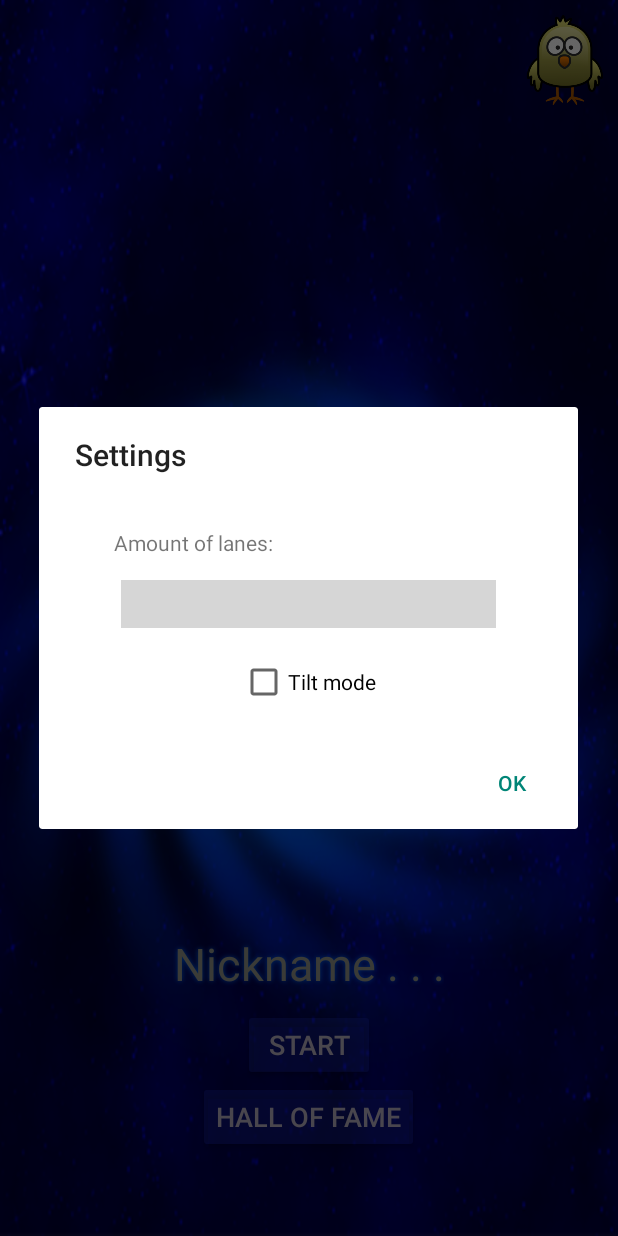
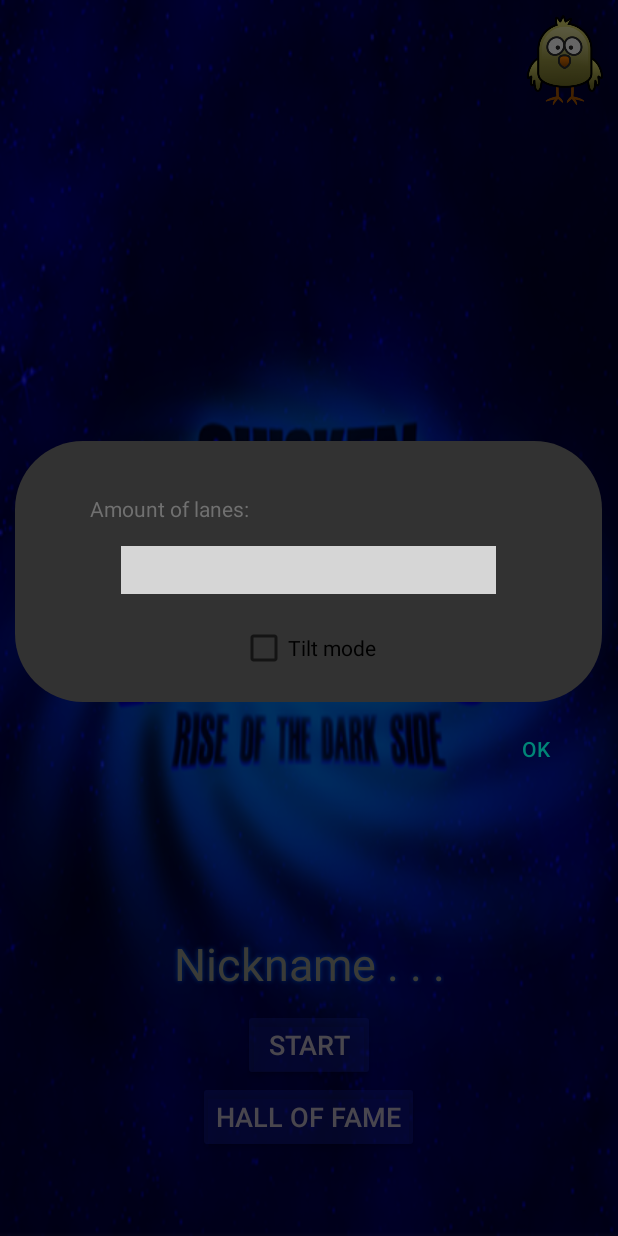
Before and after one commit to S3Stellar/ChickenInvaders, an Android app: the screen it shows after launch (LoginActivity), after a tap on an icon or button, on a phone screen of 412 x 824 dp. Run offline under Robolectric (Android 15) with nearby library versions, the phone set to English and light mode, and no system bars; libraries missing offline, so code that uses them is left out: com.github.florent37.androidslidr, hari.bounceview; plain views replace Slidr; 13 statements that could not run were skipped; grey boxes are pictures that could not be loaded.

Commit message:
Small fixes/ settings dialog changed/ full screen (hide navigation on dialog)/ fixed tilt resume

```diff
--- a/app/src/main/java/com/naorfarag/chickeninvaders/ChickenInvadersView.java
+++ b/app/src/main/java/com/naorfarag/chickeninvaders/ChickenInvadersView.java
@@ -468,6 +468,8 @@ public class ChickenInvadersView extends SurfaceView implements Runnable {
                     break;
             }
         }
+        if(isTilt && paused)
+            paused=false;
         if (gameOver && motionEvent.getAction() == MotionEvent.ACTION_DOWN) {
             stopMusic();
             pause();
--- a/app/src/main/java/com/naorfarag/chickeninvaders/SettingsDialog.java
+++ b/app/src/main/java/com/naorfarag/chickeninvaders/SettingsDialog.java
@@ -4,9 +4,13 @@ import android.app.AlertDialog;
 import android.app.Dialog;
 import android.content.Context;
 import android.content.DialogInterface;
+import android.graphics.Color;
+import android.graphics.drawable.ColorDrawable;
 import android.os.Bundle;
 import android.view.LayoutInflater;
 import android.view.View;
+import android.view.Window;
+import android.view.WindowManager;
 import android.widget.CheckBox;
 
 import androidx.annotation.NonNull;
@@ -17,6 +21,8 @@ import com.github.florent37.androidslidr.Slidr;
 
 import java.util.Objects;
 
+import hari.bounceview.BounceView;
+
 public class SettingsDialog extends AppCompatDialogFragment {
 
     private DialogListener listener;
@@ -24,6 +30,15 @@ public class SettingsDialog extends AppCompatDialogFragment {
     private CheckBox checkBox;
     private int progress;
     private Slidr slidr;
+
+    private Dialog dialog;
+    static int ui_flags =
+            View.SYSTEM_UI_FLAG_HIDE_NAVIGATION |
+                    View.SYSTEM_UI_FLAG_LAYOUT_HIDE_NAVIGATION |
+                    View.SYSTEM_UI_FLAG_FULLSCREEN |
+                    View.SYSTEM_UI_FLAG_LAYOUT_STABLE |
+                    View.SYSTEM_UI_FLAG_IMMERSIVE_STICKY |
+                    View.SYSTEM_UI_FLAG_LAYOUT_FULLSCREEN;
 
     @NonNull
     @Override
@@ -33,7 +48,6 @@ public class SettingsDialog extends AppCompatDialogFragment {
         View view = inflater.inflate(R.layout.settings_layout, null);
 
         builder.setView(view)
-                .setTitle(Finals.SETTINGS_TITLE)
                 .setPositiveButton(Finals.OK, new DialogInterface.OnClickListener() {
                     @Override
                     public void onClick(DialogInterface dialogInterface, int i) {
@@ -46,8 +60,31 @@ public class SettingsDialog extends AppCompatDialogFragment {
         checkBox = view.findViewById(R.id.checkBox);
         slidr = view.findViewById(R.id.seekbarSlider);
         createSeekBar();
-        return builder.create();
+
+        dialog = builder.create();
+        if (dialog != null && dialog.getWindow() != null) {
+            dialog.getWindow().setBackgroundDrawable(new ColorDrawable(Color.TRANSPARENT));
+            dialog.getWindow().requestFeature(Window.FEATURE_NO_TITLE);
+            BounceView.addAnimTo(dialog);
+
+            dialog.getWindow().
+                    setFlags(WindowManager.LayoutParams.FLAG_NOT_FOCUSABLE,
+                            WindowManager.LayoutParams.FLAG_NOT_FOCUSABLE);
+
+            // Set full-sreen mode (immersive sticky):
+            dialog.getWindow().getDecorView().setSystemUiVisibility(ui_flags);
+
+            // Show the alertDialog:
+            dialog.show();
+
+            // Set dialog focusable so we can avoid touching outside:
+            dialog.getWindow().
+                    clearFlags(WindowManager.LayoutParams.FLAG_NOT_FOCUSABLE);
+
+        }
+        return dialog;
     }
+
 
     private void createSeekBar() {
         slidr.setTextFormatter(new Slidr.TextFormatter() {
--- /dev/null
+++ b/app/src/main/res/drawable/dialog_rounded_bg.xml
@@ -0,0 +1,6 @@
+<?xml version="1.0" encoding="utf-8"?>
+<shape xmlns:android="http://schemas.android.com/apk/res/android"
+    android:shape="rectangle">
+    <solid android:color="@android:color/secondary_text_light" />
+    <corners android:radius="45dp" />
+</shape>
--- a/app/src/main/res/drawable/map_rounded_corner_overlay.xml
+++ b/app/src/main/res/drawable/map_rounded_corner_overlay.xml
@@ -1,6 +1,6 @@
 <?xml version="1.0" encoding="UTF-8"?>
 <shape xmlns:android="http://schemas.android.com/apk/res/android">
-    <stroke android:width="1dp"
+    <stroke android:width="2dp"
         android:color="@android:color/white" />
     <corners android:radius="5dp"/>
 </shape>
--- a/app/src/main/res/layout/activity_high_score.xml
+++ b/app/src/main/res/layout/activity_high_score.xml
@@ -101,7 +101,7 @@
     </RelativeLayout>
 
     <Button
-        android:id="@+id/startButton"
+        android:id="@+id/backButton"
         android:layout_width="wrap_content"
         android:layout_height="wrap_content"
         android:layout_marginBottom="5dp"
--- a/app/src/main/res/layout/settings_layout.xml
+++ b/app/src/main/res/layout/settings_layout.xml
@@ -3,7 +3,8 @@
     android:layout_width="match_parent"
     android:layout_height="match_parent"
     xmlns:app="http://schemas.android.com/apk/res-auto"
-    android:orientation="vertical">
+    android:orientation="vertical"
+    android:background="@drawable/dialog_rounded_bg">
 
     <CheckBox
         android:id="@+id/checkBox"
@@ -12,7 +13,7 @@
         android:layout_below="@id/seekbarSlider"
         android:layout_centerHorizontal="true"
         android:layout_margin="20dp"
-        android:text="Tilt mode" />
+        android:text="@string/tilt_mode" />
 
     <TextView
         android:id="@+id/textView2"
@@ -22,7 +23,8 @@
         android:layout_marginTop="35dp"
         android:layout_marginEnd="15dp"
         android:layout_marginBottom="15dp"
-        android:text="Amount of lanes:" />
+        android:text="@string/amount_of_lanes"
+        android:textColor="#707070" />
 
     <com.github.florent37.androidslidr.Slidr
         android:id="@+id/seekbarSlider"
--- a/app/src/main/res/values/strings.xml
+++ b/app/src/main/res/values/strings.xml
@@ -7,4 +7,6 @@
     <string name="back">BACK</string>
     <string name="title_activity_maps">Map</string>
     <string name="gmapFrame">TODO</string>
+    <string name="tilt_mode">Tilt mode</string>
+    <string name="amount_of_lanes">Amount of lanes:</string>
 </resources>
--- a/build.gradle
+++ b/build.gradle
@@ -18,7 +18,6 @@ allprojects {
     repositories {
         google()
         jcenter()
-
     }
 }
 
```
Also changed, not shown: app/build.gradle (+8 -0 lines), app/src/main/java/com/naorfarag/chickeninvaders/HighScore.java (+9 -2 lines), app/src/main/java/com/naorfarag/chickeninvaders/LoginActivity.java (+13 -2 lines).
